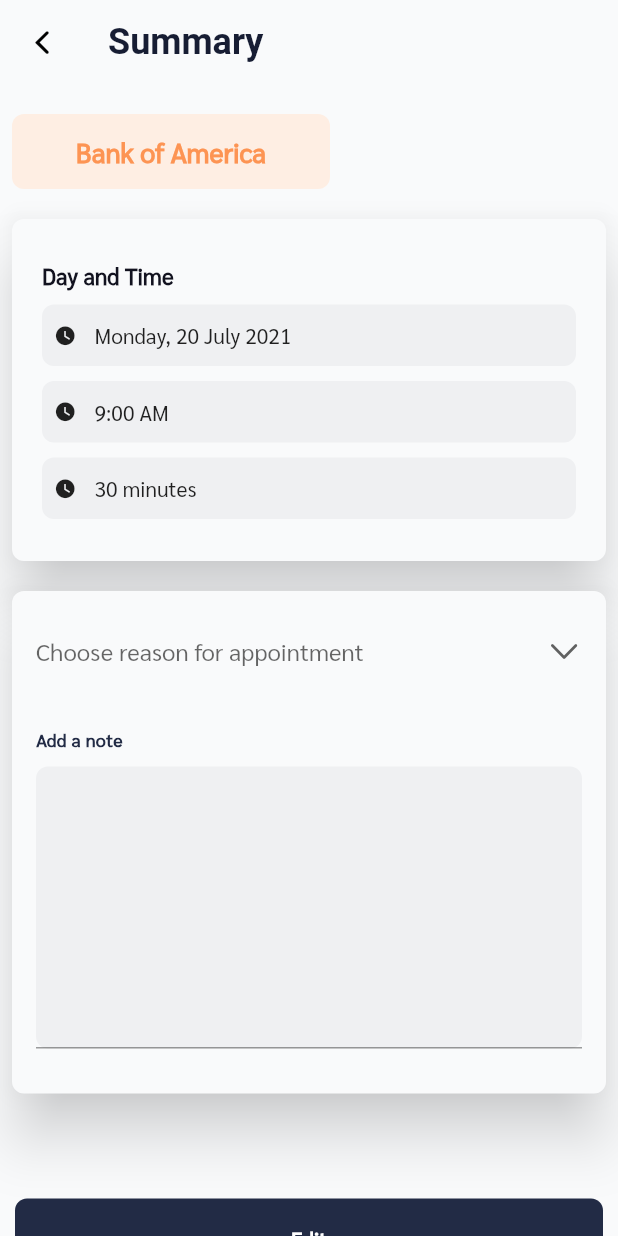
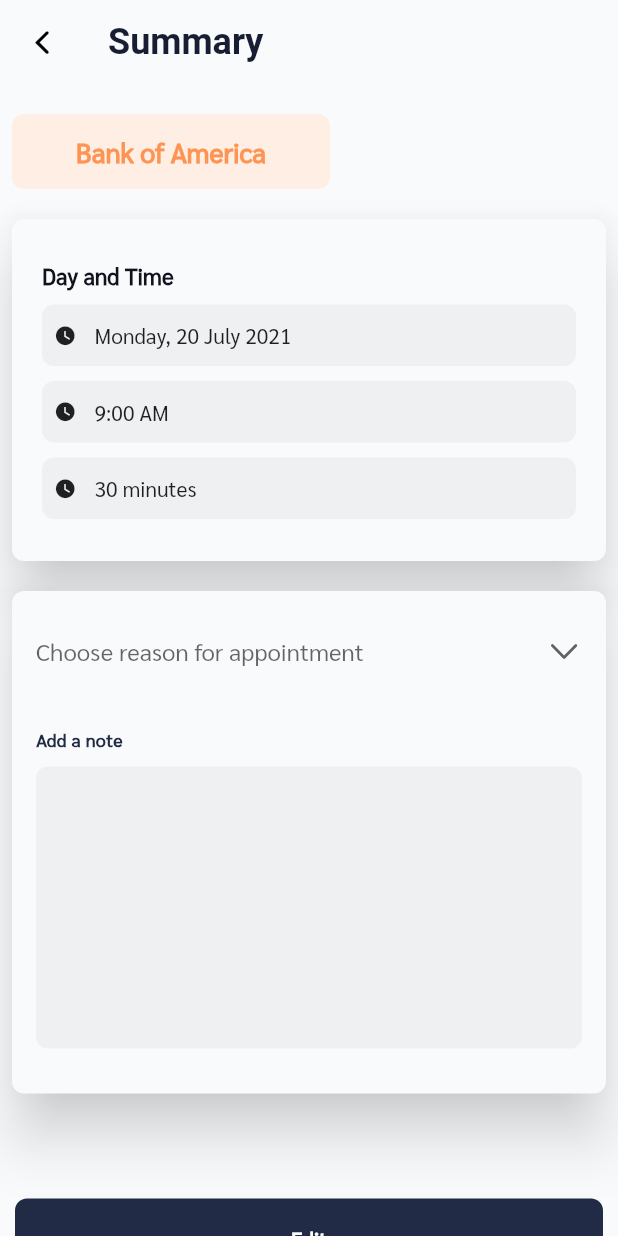
Before and after one commit to onumengine/port, a Flutter app: the SubmitScreen screen opened directly, on a phone screen of 412 x 824 dp. Run offline on Flutter 3.47's test engine with Material 2 defaults, Android fonts, the phone set to English and light mode, and no system bars; our stand-ins replace equatable, flushbar, flutter_bloc, flutter_svg, progress_dialog, shared_preferences; accounts and stored records are empty; statements that could not run were skipped; project files that could hold a hidden picture were left out.

Commit message:
Remove the underline from the text box

```diff
--- a/lib/screens/summary.dart
+++ b/lib/screens/summary.dart
@@ -153,6 +153,7 @@ class _SubmitScreenState extends State<SubmitScreen> {
                     Container(
                       height: 188,
                       width: double.infinity,
+                      padding: EdgeInsets.all(4),
                       decoration: BoxDecoration(
                         color: inputBackgroundColor,
                         borderRadius: BorderRadius.circular(8),
@@ -161,6 +162,7 @@ class _SubmitScreenState extends State<SubmitScreen> {
                         expands: true,
                         maxLines: null,
                         minLines: null,
+                        decoration: InputDecoration.collapsed(hintText: ""),
                       ),
                     ),
                   ],
```
